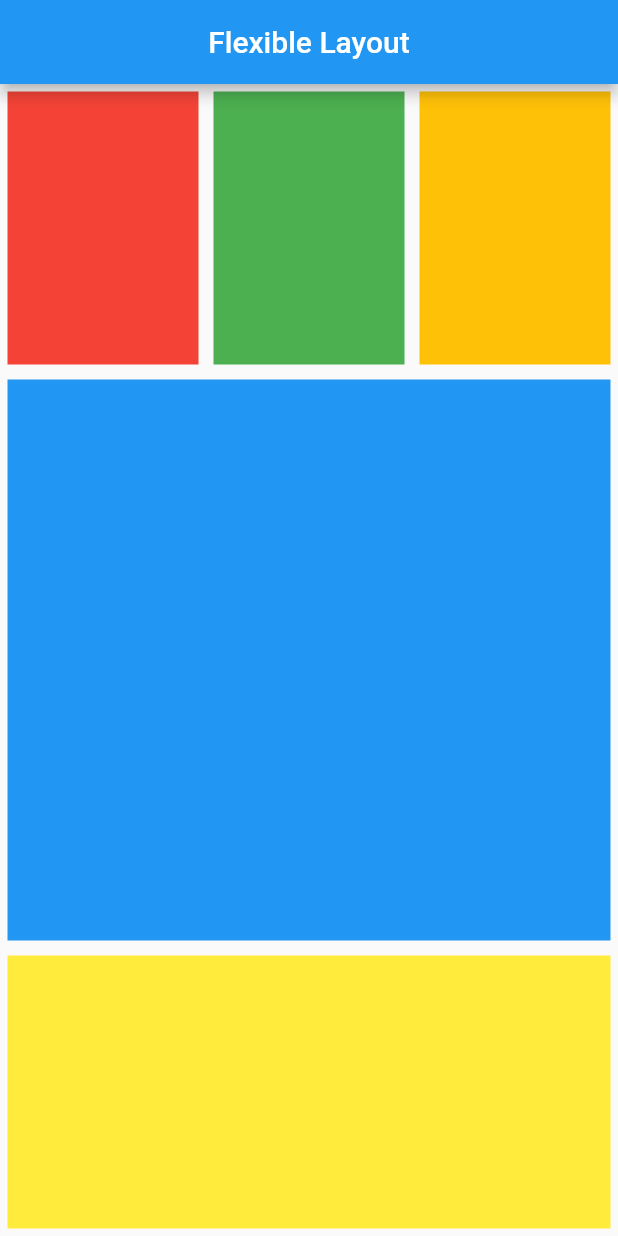
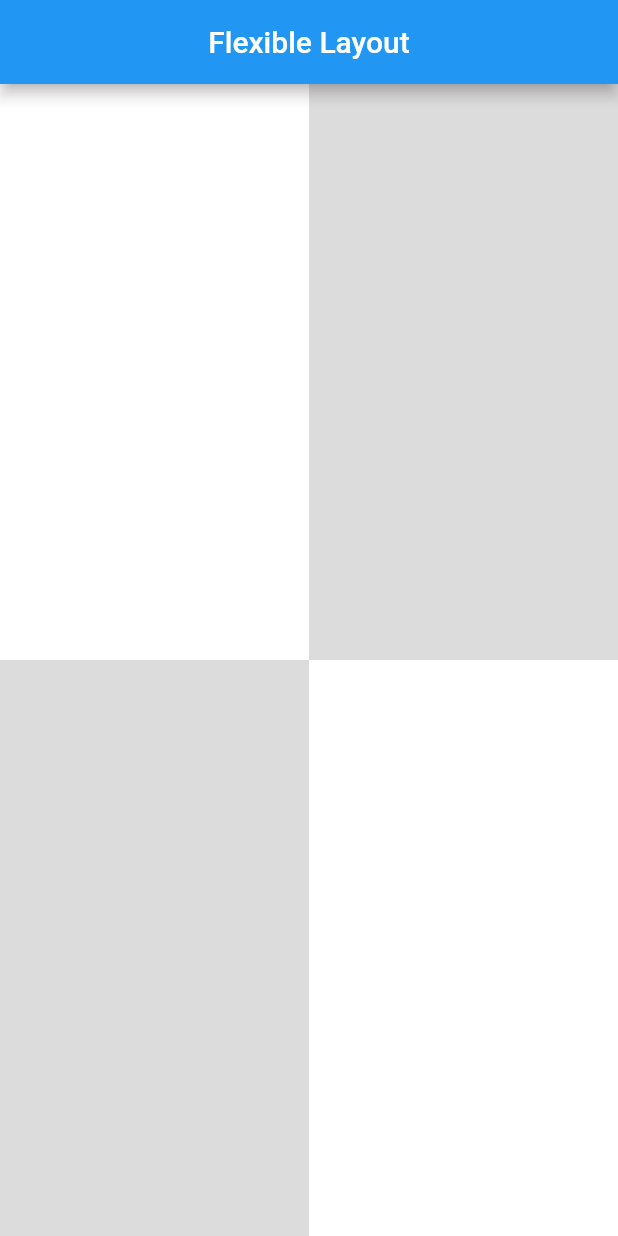
Before and after one commit to AlfonsInfo/Flutter-Learning-Journey, a Flutter app: the screen it shows after launch, on a phone screen of 412 x 824 dp. Run offline on Flutter 3.47's test engine with Material 2 defaults, Android fonts, the phone set to English and light mode, and no system bars.

Commit message:
view stack, background

```diff
--- a/lib/main.dart
+++ b/lib/main.dart
@@ -21,36 +21,38 @@ class _MyAppState extends State<MyApp> {
     return MaterialApp(
         home: Scaffold(
             appBar: AppBar(title: Center(child: Text("Flexible Layout"))),
-            body: Column(
+            body: Stack(
+              children: <Widget>[
+                Column(
                   children: <Widget>[
                     Flexible(
                         flex: 1,
-                  child: Container(
                         child: Row(
                           children: <Widget>[
-                        Flexible(flex: 1, child: Container(color: Colors.red, margin: EdgeInsets.all(5),)),
-                        Flexible(flex: 1, child: Container(color: Colors.green,margin: EdgeInsets.all(5))),
-                        Flexible(flex: 1, child: Container(color: Colors.amber, margin: EdgeInsets.all(5))),
+                            Flexible(
+                                flex: 1, child: Container(color: Colors.white)),
+                            Flexible(
+                                flex: 1,
+                                child: Container(color: Colors.black12))
                           ],
-                    ),
-                  )),
-                Flexible(
-                  flex: 2,
-                  child: Container(
-                    color: Colors.blue,
-                    margin: EdgeInsets.all(5)
                         )),
                     Flexible(
                         flex: 1,
-                    child: Container(
-                      color: Colors.yellow,
-                      margin: EdgeInsets.all(5)
-                    )),
+                        child: Row(
+                          children: <Widget>[
+                            Flexible(
+                                flex: 1, child: Container(color: Colors.black12)),
+                            Flexible(
+                                flex: 1,
+                                child: Container(color: Colors.white))
                           ],
-            ),
-
+                        ))
+                  ],
                 )
-    );
+                //background
+                //listview dengan text
+              ],
+            )));
   }
 }
 //STL -> Shortcut stateless widget.
```
Lines whose indentation alone changed are shown as unchanged.
